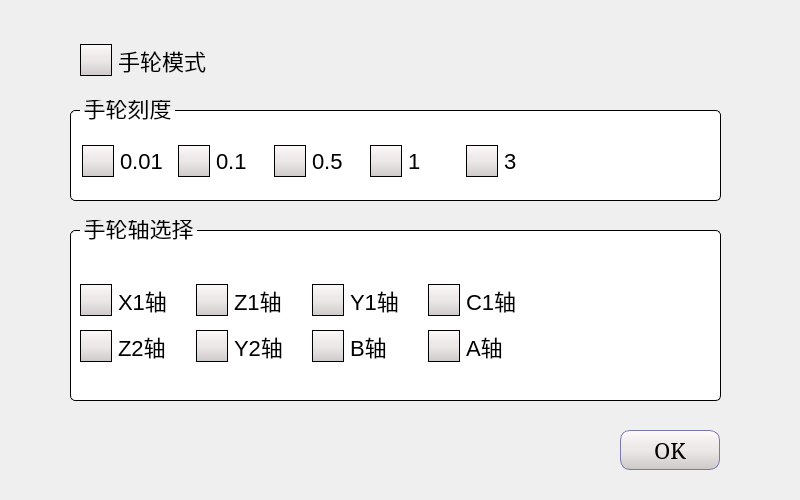
This is dialogs/handwheeldialog.ui in Jade-yun/MachineTool as Qt 5 draws it before an edit. The edited form follows.
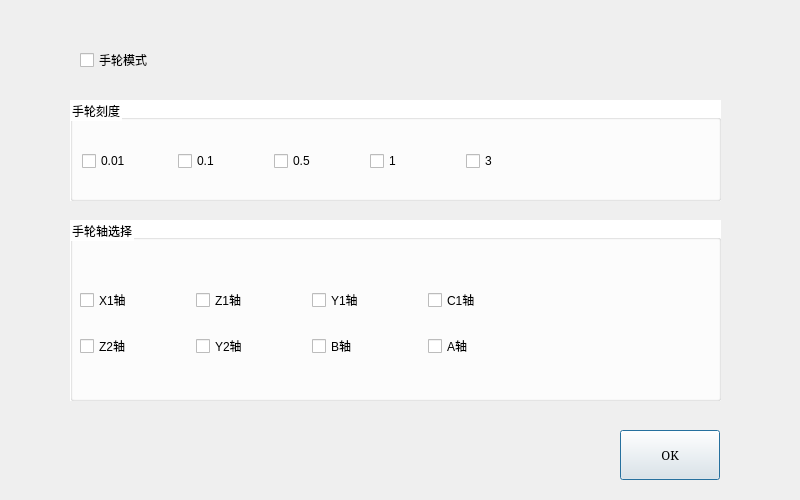
This is the edited form. Icons and pictures are not drawn.

Commit message: 完成设置部分参数存储

Patch:
```diff
--- a/dialogs/handwheeldialog.ui
+++ b/dialogs/handwheeldialog.ui
@@ -14,160 +14,7 @@
    <string>Dialog</string>
   </property>
   <property name="styleSheet">
-   <string notr="true">QLabel { 
-	font-family: 'SimSun';
-	font-size: 22px; 
-}
-
-QWidget{ 
-	font-family: 'SimSun';
-	font-size: 22px; 
-}
-
-/************************************************/
-QPushButton
-{
-    background-color:#F0F4FD;
-    border-style:solid; /*边框风格*/
-    border-width:1px;/*边框宽度*/
-    border-color:#7A77AC; /*边框颜色*/
-    border-radius:10px; /*边框倒角*/
-/*
-	font-family: DejaVuSansMono;
-*/
-	font-weight:normal;
-	font-family: 'SimSun';
-	background: qlineargradient(x1: 0, y1: 0, x2: 0, y2: 1,stop: 0 #FFFAFA, stop: 0.4 #EEE9E9,stop: 0.5 #EEE9E9, stop: 1.0 #CDC9C9);
-}
-QPushButton:pressed
-{
-    border-style:outset; /*边框风格*/
-    background-color:qlineargradient(x1: 0, y1: 0, x2: 0, y2: 1, stop:0 #00befa, stop: 1 #0160ea);/*背景色*/
-    border-width:1px;/*边框宽度*/
-    border-color:#0055ff; /*边框颜色*/
-    border-radius:10px; /*边框倒角*/
-}
-
-/******************************************************/
-QGroupBox {
-	border: 1px solid black;
-	border-radius:5px;
-	margin-top:10px; 
-}
-QGroupBox::title { 
-	subcontrol-origin: margin;
-	left: 10px;
-	bottom: 5px;
-}
-/*****************************************************/
-QCheckBox { 
-/*
-	font-size: 20px;
-	font-weight:normal;
-	font-family: 'SimSun';
-*/
-}
-QCheckBox::indicator{
-	width: 30px;
-	height: 30px;
-	border: 1px solid black; 
-	background-color: qlineargradient(x1: 0, y1: 0, x2: 0, y2: 1,stop: 0 #FFFAFA, stop: 0.4 #EEE9E9,stop: 0.5 #EEE9E9, stop: 1.0 #CDC9C9);
-}
-
-QCheckBox::indicator:checked {
-background-color: qlineargradient(x1 : 0, y1 : 0, x2 : 1, y2 : 0,stop : 0 #F8F8FF, stop: 1 #1E90FF); 
-        image: url(:/images/check_mark.png);
-        border-image: none;
-    }
-
-/*****************************************************************/
-QComboBox::!editable {
-	border: 2px solid #808A87; /* 边框宽度和颜色 */
-}
-QComboBox::drop-down {
-    subcontrol-origin: padding-right;
-    subcontrol-position: top right;
-    width: 20px; /* 下拉箭头宽度 */
-    border-left-width: 2px; /* 文本和箭头之间的分隔线宽度 */
-    border-left-color: gray; /* 文本和箭头之间的分隔线颜色 */
-    border-left-style: solid; /* 文本和箭头之间的分隔线样式 */
-}
-QComboBox::down-arrow {
-    image: url(:/images/arrow_down_normal.png); /* 自定义下拉箭头图片 */
-}
-
-QComboBox QAbstractItemView::item:hover{ 
-  background-color:#409CE1;
-  color:rgb(252, 233, 79);
-}
-QComboBox QAbstractItemView::item:selected{
-  background-color:#909CE1;
-  color:rgb(252, 200, 140);
-}
-/**************************************************/
-QTabWidget::tab-bar{
-        alignment:left;
-}
-QTabBar::tab{
-	background:rgb(160, 160, 160);
-	width:100px;
-	height:40px;
-}
-/*
-QTabBar::tab:hover{
-	background:rgb(255, 255, 255, 100);
-}
-*/
-QTabBar::tab:selected {
-      border-color: #9B9B9B;
-      border-bottom-color: #C2C7CB; /* same as pane color */
-  }
-QTabBar::tab:!selected {
-      margin-top: 2px; /* make non-selected tabs look smaller */
-  }
-  QTabWidget::pane { /* The tab widget frame */
-      border-top: 2px solid #C2C7CB;
-  }
-
-  QTabWidget::tab-bar {
-      left: 5px; /* move to the right by 5px */
-  }
-
-  /* Style the tab using the tab sub-control. Note that
-      it reads QTabBar _not_ QTabWidget */
-  QTabBar::tab {
-
-	background-color:qlineargradient(x1 : 0, y1 : 0, x2 : 0, y2 : 1, stop : 0 #00befa, stop: 1 #0160ea);
-      border: 2px solid #C4C4C3;
-      border-bottom-color: #C2C7CB; /* same as the pane color */
-      border-top-left-radius: 4px;
-      border-top-right-radius: 4px;
-      min-width: 8ex;
-      padding: 2px;
-  }
-
-  QTabBar::tab:selected, QTabBar::tab:hover {
-      background: qlineargradient(x1: 0, y1: 0, x2: 0, y2: 1,
-                                  stop: 0 #fafafa, stop: 0.4 #f4f4f4,
-                                  stop: 0.5 #e7e7e7, stop: 1.0 #fafafa);
-  }
-
-  QTabBar::tab:selected {
-      border-color: #9B9B9B;
-      border-bottom-color: #C2C7CB; /* same as pane color */
-  }
-
-  QTabBar::tab:!selected {
-      margin-top: 2px; /* make non-selected tabs look smaller */
-  }
-
-QTabWidget::pane {
-    border: 1px solid #000000; /* 设置边框样式和颜色 */
-}
-
-
-
-</string>
+   <string notr="true"/>
   </property>
   <widget class="QCheckBox" name="chboxMode">
    <property name="geometry">
@@ -573,25 +420,12 @@
      <x>620</x>
      <y>430</y>
      <width>100</width>
-     <height>40</height>
+     <height>50</height>
     </rect>
    </property>
-   <property name="minimumSize">
-    <size>
-     <width>100</width>
-     <height>40</height>
-    </size>
-   </property>
-   <property name="maximumSize">
-    <size>
-     <width>100</width>
-     <height>40</height>
-    </size>
-   </property>
    <property name="font">
     <font>
      <family>SimSun</family>
-     <pointsize>-1</pointsize>
      <weight>50</weight>
      <bold>false</bold>
     </font>
```
The commit also changes 94 other files.
